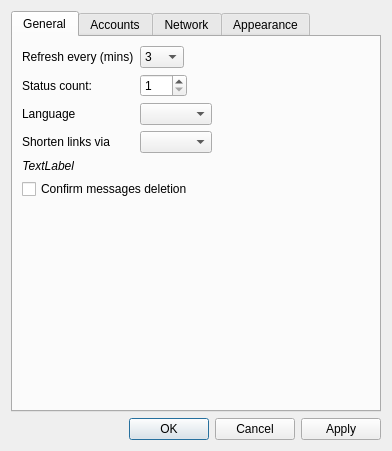
ayoy/qtwitter, file qtwitter-app/ui/settings.ui: the form before one commit.
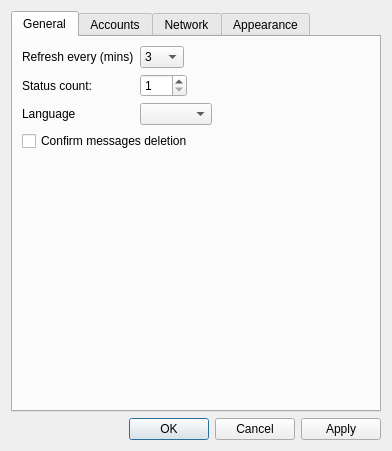
The form after the commit.

Commit message:
Remove obsolete URL shortening UI elements
Using the URL shortening plugin, the CTRL+J tips and the
combobox in the general settings are obsolete.
This patch removes them.

The edit to the form file:
```diff
--- a/qtwitter-app/ui/settings.ui
+++ b/qtwitter-app/ui/settings.ui
@@ -137,35 +137,7 @@
          </property>
         </widget>
        </item>
-       <item row="3" column="0">
-        <widget class="QLabel" name="shortenLabel">
-         <property name="text">
-          <string>Shorten links via</string>
-         </property>
-         <property name="buddy">
-          <cstring>urlShortenerCombo</cstring>
-         </property>
-        </widget>
-       </item>
-       <item row="3" column="1">
-        <widget class="QComboBox" name="urlShortenerCombo"/>
-       </item>
-       <item row="4" column="0">
-        <widget class="QLabel" name="shortenerInfoLabel">
-         <property name="font">
-          <font>
-           <italic>true</italic>
-          </font>
-         </property>
-         <property name="text">
-          <string notr="true">TextLabel</string>
-         </property>
-         <property name="alignment">
-          <set>Qt::AlignRight|Qt::AlignTrailing|Qt::AlignVCenter</set>
-         </property>
-        </widget>
-       </item>
-       <item row="5" column="0" colspan="2">
+       <item row="3" column="0" colspan="2">
         <widget class="QCheckBox" name="confirmDeletionBox">
          <property name="text">
           <string>Confirm messages deletion</string>
```
Left out of the diff: 1 changed line with no effect on the pictures. The commit also changes 3 other files.
